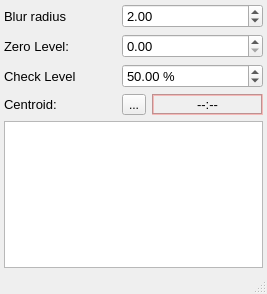
NeutrinoToolkit/Neutrino, file plugins/FocalSpot/FocalSpot.ui: the form before one commit.
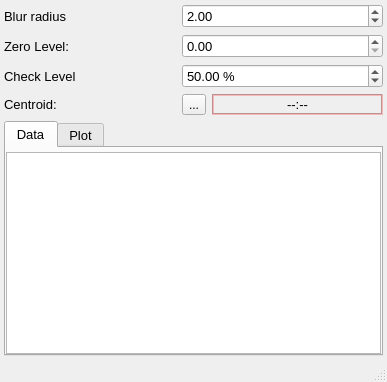
The form after the commit. Icons and pictures are not drawn. Custom widgets are drawn as their Qt base class.

Patch:
```diff
--- a/plugins/FocalSpot/FocalSpot.ui
+++ b/plugins/FocalSpot/FocalSpot.ui
@@ -6,8 +6,8 @@
    <rect>
     <x>0</x>
     <y>0</y>
-    <width>267</width>
-    <height>294</height>
+    <width>387</width>
+    <height>382</height>
    </rect>
   </property>
   <property name="windowTitle">
@@ -23,7 +23,7 @@
    <bool>true</bool>
   </property>
   <widget class="QWidget" name="centralwidget">
-   <layout class="QGridLayout" name="gridLayout" rowstretch="0,0,0,0,0,0,0" columnstretch="0,0,0">
+   <layout class="QGridLayout" name="gridLayout" rowstretch="0,0,0,0,0,0,1" columnstretch="0,0,0">
     <property name="leftMargin">
      <number>4</number>
     </property>
@@ -36,57 +36,15 @@
     <property name="bottomMargin">
      <number>4</number>
     </property>
-    <item row="0" column="1" colspan="2">
-     <widget class="QDoubleSpinBox" name="blur_radius_sb">
-      <property name="font">
-       <font>
-        <pointsize>10</pointsize>
-       </font>
-      </property>
-      <property name="value">
-       <double>2.000000000000000</double>
-      </property>
-      <property name="neutrinoSave" stdset="0">
-       <bool>true</bool>
-      </property>
-     </widget>
-    </item>
-    <item row="0" column="0">
-     <widget class="QLabel" name="label_3">
+    <item row="1" column="0">
+     <widget class="QLabel" name="label_2">
       <property name="font">
        <font>
         <pointsize>10</pointsize>
        </font>
       </property>
       <property name="text">
-       <string>Blur radius</string>
-      </property>
-     </widget>
-    </item>
-    <item row="4" column="1" colspan="2">
-     <widget class="QDoubleSpinBox" name="check_dsb">
-      <property name="font">
-       <font>
-        <pointsize>10</pointsize>
-       </font>
-      </property>
-      <property name="suffix">
-       <string> %</string>
-      </property>
-      <property name="decimals">
-       <number>2</number>
-      </property>
-      <property name="maximum">
-       <double>100.000000000000000</double>
-      </property>
-      <property name="singleStep">
-       <double>0.010000000000000</double>
-      </property>
-      <property name="value">
-       <double>50.000000000000000</double>
-      </property>
-      <property name="neutrinoSave" stdset="0">
-       <bool>true</bool>
+       <string>Zero Level:</string>
       </property>
      </widget>
     </item>
@@ -107,18 +65,6 @@
       </property>
      </widget>
     </item>
-    <item row="4" column="0">
-     <widget class="QLabel" name="label_4">
-      <property name="font">
-       <font>
-        <pointsize>10</pointsize>
-       </font>
-      </property>
-      <property name="text">
-       <string>Check Level</string>
-      </property>
-     </widget>
-    </item>
     <item row="5" column="0">
      <widget class="QLabel" name="label">
       <property name="font">
@@ -131,6 +77,90 @@
       </property>
      </widget>
     </item>
+    <item row="4" column="0">
+     <widget class="QLabel" name="label_4">
+      <property name="font">
+       <font>
+        <pointsize>10</pointsize>
+       </font>
+      </property>
+      <property name="text">
+       <string>Check Level</string>
+      </property>
+     </widget>
+    </item>
+    <item row="0" column="0">
+     <widget class="QLabel" name="label_3">
+      <property name="font">
+       <font>
+        <pointsize>10</pointsize>
+       </font>
+      </property>
+      <property name="text">
+       <string>Blur radius</string>
+      </property>
+     </widget>
+    </item>
+    <item row="1" column="1" colspan="2">
+     <widget class="QDoubleSpinBox" name="zero_dsb">
+      <property name="font">
+       <font>
+        <pointsize>10</pointsize>
+       </font>
+      </property>
+      <property name="maximum">
+       <double>999999999.000000000000000</double>
+      </property>
+      <property name="singleStep">
+       <double>0.010000000000000</double>
+      </property>
+      <property name="neutrinoSave" stdset="0">
+       <bool>true</bool>
+      </property>
+     </widget>
+    </item>
+    <item row="4" column="1" colspan="2">
+     <widget class="QDoubleSpinBox" name="check_dsb">
+      <property name="font">
+       <font>
+        <pointsize>10</pointsize>
+       </font>
+      </property>
+      <property name="suffix">
+       <string> %</string>
+      </property>
+      <property name="decimals">
+       <number>2</number>
+      </property>
+      <property name="maximum">
+       <double>100.000000000000000</double>
+      </property>
+      <property name="singleStep">
+       <double>0.010000000000000</double>
+      </property>
+      <property name="value">
+       <double>50.000000000000000</double>
+      </property>
+      <property name="neutrinoSave" stdset="0">
+       <bool>true</bool>
+      </property>
+     </widget>
+    </item>
+    <item row="0" column="1" colspan="2">
+     <widget class="QDoubleSpinBox" name="blur_radius_sb">
+      <property name="font">
+       <font>
+        <pointsize>10</pointsize>
+       </font>
+      </property>
+      <property name="value">
+       <double>2.000000000000000</double>
+      </property>
+      <property name="neutrinoSave" stdset="0">
+       <bool>true</bool>
+      </property>
+     </widget>
+    </item>
     <item row="5" column="2">
      <widget class="QLabel" name="centroid_lbl">
       <property name="palette">
@@ -271,6 +301,15 @@
            </color>
           </brush>
          </colorrole>
+         <colorrole role="PlaceholderText">
+          <brush brushstyle="NoBrush">
+           <color alpha="128">
+            <red>0</red>
+            <green>0</green>
+            <blue>0</blue>
+           </color>
+          </brush>
+         </colorrole>
         </active>
         <inactive>
          <colorrole role="WindowText">
@@ -408,6 +447,15 @@
            </color>
           </brush>
          </colorrole>
+         <colorrole role="PlaceholderText">
+          <brush brushstyle="NoBrush">
+           <color alpha="128">
+            <red>0</red>
+            <green>0</green>
+            <blue>0</blue>
+           </color>
+          </brush>
+         </colorrole>
         </inactive>
         <disabled>
          <colorrole role="WindowText">
@@ -545,6 +593,15 @@
            </color>
           </brush>
          </colorrole>
+         <colorrole role="PlaceholderText">
+          <brush brushstyle="NoBrush">
+           <color alpha="128">
+            <red>0</red>
+            <green>0</green>
+            <blue>0</blue>
+           </color>
+          </brush>
+         </colorrole>
         </disabled>
        </palette>
       </property>
@@ -567,43 +624,69 @@
       </property>
      </widget>
     </item>
-    <item row="1" column="1" colspan="2">
-     <widget class="QDoubleSpinBox" name="zero_dsb">
-      <property name="font">
-       <font>
-        <pointsize>10</pointsize>
-       </font>
-      </property>
-      <property name="maximum">
-       <double>999999999.000000000000000</double>
-      </property>
-      <property name="singleStep">
-       <double>0.010000000000000</double>
-      </property>
-      <property name="neutrinoSave" stdset="0">
-       <bool>true</bool>
-      </property>
-     </widget>
-    </item>
-    <item row="1" column="0">
-     <widget class="QLabel" name="label_2">
-      <property name="font">
-       <font>
-        <pointsize>10</pointsize>
-       </font>
-      </property>
-      <property name="text">
-       <string>Zero Level:</string>
-      </property>
-     </widget>
-    </item>
     <item row="6" column="0" colspan="3">
-     <widget class="QTextEdit" name="stats">
+     <widget class="QTabWidget" name="tabWidget">
       <property name="font">
        <font>
         <pointsize>10</pointsize>
        </font>
       </property>
+      <property name="currentIndex">
+       <number>0</number>
+      </property>
+      <property name="neutrinoSave" stdset="0">
+       <bool>true</bool>
+      </property>
+      <widget class="QWidget" name="tab">
+       <attribute name="title">
+        <string>Data</string>
+       </attribute>
+       <layout class="QGridLayout" name="gridLayout_2">
+        <property name="leftMargin">
+         <number>0</number>
+        </property>
+        <property name="topMargin">
+         <number>4</number>
+        </property>
+        <property name="rightMargin">
+         <number>0</number>
+        </property>
+        <property name="bottomMargin">
+         <number>0</number>
+        </property>
+        <item row="0" column="0">
+         <widget class="QTextEdit" name="stats">
+          <property name="font">
+           <font>
+            <pointsize>10</pointsize>
+           </font>
+          </property>
+         </widget>
+        </item>
+       </layout>
+      </widget>
+      <widget class="QWidget" name="tab_2">
+       <attribute name="title">
+        <string>Plot</string>
+       </attribute>
+       <layout class="QGridLayout" name="gridLayout_3">
+        <property name="leftMargin">
+         <number>0</number>
+        </property>
+        <property name="topMargin">
+         <number>4</number>
+        </property>
+        <property name="rightMargin">
+         <number>0</number>
+        </property>
+        <property name="bottomMargin">
+         <number>0</number>
+        </property>
+        <item row="0" column="0">
+         <widget class="nCustomPlotMouseX" name="plot" native="true"/>
+        </item>
+       </layout>
+      </widget>
      </widget>
     </item>
    </layout>
@@ -616,6 +699,14 @@
    </property>
   </widget>
  </widget>
+ <customwidgets>
+  <customwidget>
+   <class>nCustomPlotMouseX</class>
+   <extends>QWidget</extends>
+   <header>nCustomPlots.h</header>
+   <container>1</container>
+  </customwidget>
+ </customwidgets>
  <resources>
   <include location="../../../build-neutrinoMaster-Qt_5_11_0_5_11_0_temporary_22340a-Debug/src/qrc/icons.qrc"/>
  </resources>
```
Left out of the diff: 4 changed lines with no effect on the pictures.
